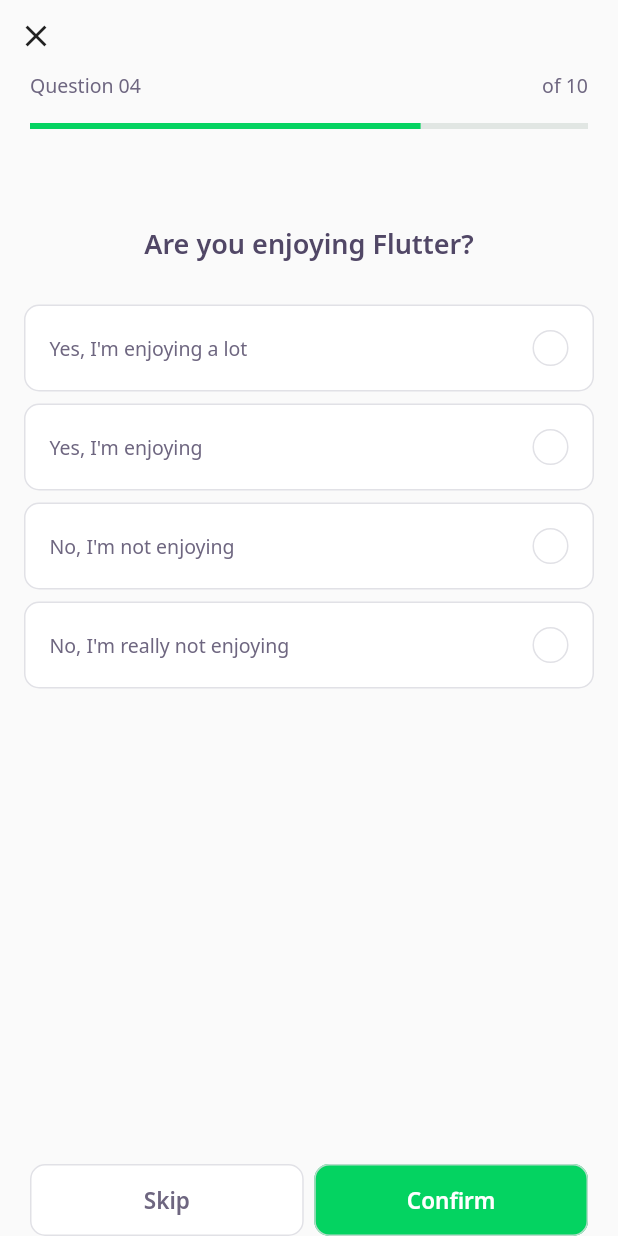
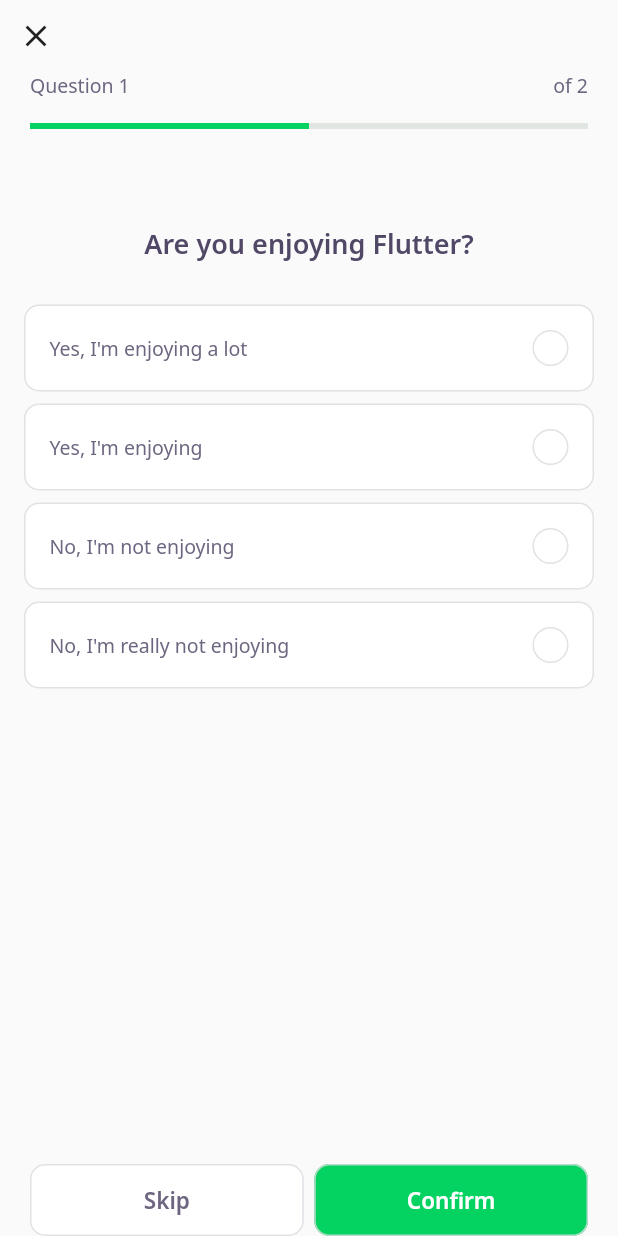
Before and after one commit to mauriciogardini/nlw-05-flutter-track, a Flutter app: the screen it shows after launch, after a tap on "NLW 5 Flutter", on a phone screen of 412 x 824 dp. Run offline on Flutter 3.47's test engine with Material 2 defaults, Android fonts, the phone set to English and light mode, and no system bars; our stand-ins replace google_fonts; accounts and stored records are empty; network calls fail.

Commit message:
Completed class 04

```diff
--- /dev/null
+++ b/lib/challenge/challenge_controller.dart
@@ -0,0 +1,7 @@
+import 'package:flutter/material.dart';
+
+class ChallengeController {
+  final currentPageNotifier = ValueNotifier<int>(1);
+  int get currentPage => currentPageNotifier.value;
+  set currentPage(int value) => currentPageNotifier.value = value;
+}
--- a/lib/challenge/challenge_page.dart
+++ b/lib/challenge/challenge_page.dart
@@ -1,3 +1,4 @@
+import 'package:devquiz/challenge/challenge_controller.dart';
 import 'package:devquiz/challenge/widgets/nextbutton/next_button_widget.dart';
 import 'package:devquiz/challenge/widgets/questionindicator/question_indicator_widget.dart';
 import 'package:devquiz/challenge/widgets/quiz/quiz_widget.dart';
@@ -17,6 +18,26 @@ class ChallengePage extends StatefulWidget {
 }
 
 class _ChallengePageState extends State<ChallengePage> {
+  final challengeController = ChallengeController();
+  final pageController = PageController();
+
+  @override
+  void initState() {
+    pageController.addListener(() {
+      challengeController.currentPage = pageController.page!.toInt() + 1;
+    });
+    super.initState();
+  }
+
+  void goToNextPage() {
+    pageController.nextPage(
+      duration: Duration(
+        milliseconds: 100,
+      ),
+      curve: Curves.linear,
+    );
+  }
+
   @override
   Widget build(BuildContext context) {
     return Scaffold(
@@ -32,32 +53,64 @@ class _ChallengePageState extends State<ChallengePage> {
                   onPressed: () {
                     Navigator.pop(context);
                   }),
-              QuestionIndicatorWidget(),
+              ValueListenableBuilder<int>(
+                valueListenable: challengeController.currentPageNotifier,
+                builder: (context, value, child) => QuestionIndicatorWidget(
+                  currentPage: value,
+                  length: widget.questions.length,
+                ),
+              ),
             ],
           ),
         ),
       ),
-      body: QuizWidget(
-        question: widget.questions[0],
+      body: PageView(
+        physics: NeverScrollableScrollPhysics(),
+        controller: pageController,
+        children: widget.questions
+            .map((e) => QuizWidget(
+                  question: e,
+                ))
+            .toList(),
       ),
       bottomNavigationBar: SafeArea(
         child: Padding(
           padding: const EdgeInsets.symmetric(horizontal: 20.0),
-          child: Row(
+          child: ValueListenableBuilder<int>(
+            valueListenable: challengeController.currentPageNotifier,
+            builder: (context, value, child) => value != widget.questions.length
+                ? Row(
                     mainAxisAlignment: MainAxisAlignment.spaceAround,
                     children: [
                       Expanded(
                         child: NextButtonWidget.white(
                           label: 'Skip',
-                onTap: () {},
-              )),
+                          onTap: goToNextPage,
+                        ),
+                      ),
                       SizedBox(width: 7),
                       Expanded(
                         child: NextButtonWidget.green(
                           label: 'Confirm',
-                onTap: () {},
-              )),
+                          onTap: goToNextPage,
+                        ),
+                      ),
                     ],
+                  )
+                : Row(
+                    mainAxisAlignment: MainAxisAlignment.spaceAround,
+                    children: [
+                      SizedBox(width: 7),
+                      Expanded(
+                        child: NextButtonWidget.green(
+                          label: 'Finish',
+                          onTap: () {
+                            Navigator.pop(context);
+                          },
+                        ),
+                      ),
+                    ],
+                  ),
           ),
         ),
       ),
--- a/lib/challenge/widgets/answer/answer_widget.dart
+++ b/lib/challenge/widgets/answer/answer_widget.dart
@@ -1,39 +1,46 @@
 import 'package:devquiz/core/core.dart';
+import 'package:devquiz/shared/models/answer_model.dart';
 import 'package:flutter/material.dart';
 
 class AnswerWidget extends StatelessWidget {
-  final String title;
-  final bool isRight;
+  final AnswerModel answer;
   final bool isSelected;
+  final bool isDisabled;
+  final VoidCallback onTap;
 
   const AnswerWidget({
     Key? key,
-    required this.title,
-    this.isRight = false,
+    required this.answer,
+    required this.onTap,
+    this.isDisabled = false,
     this.isSelected = false,
   }) : super(key: key);
 
   Color get _selectedColorRight =>
-      isRight ? AppColors.darkGreen : AppColors.darkRed;
+      answer.isRight ? AppColors.darkGreen : AppColors.darkRed;
 
   Color get _selectedBorderRight =>
-      isRight ? AppColors.lightGreen : AppColors.lightRed;
+      answer.isRight ? AppColors.lightGreen : AppColors.lightRed;
 
   Color get _selectedColorCardRight =>
-      isRight ? AppColors.lightGreen : AppColors.lightRed;
+      answer.isRight ? AppColors.lightGreen : AppColors.lightRed;
 
   Color get _selectedBorderCardRight =>
-      isRight ? AppColors.green : AppColors.red;
+      answer.isRight ? AppColors.green : AppColors.red;
 
   TextStyle get _selectedTextStyleRight =>
-      isRight ? AppTextStyles.bodyDarkGreen : AppTextStyles.bodyDarkRed;
+      answer.isRight ? AppTextStyles.bodyDarkGreen : AppTextStyles.bodyDarkRed;
 
-  IconData get _selectedIconRight => isRight ? Icons.check : Icons.close;
+  IconData get _selectedIconRight => answer.isRight ? Icons.check : Icons.close;
 
   @override
   Widget build(BuildContext context) {
     return Padding(
       padding: const EdgeInsets.symmetric(horizontal: 16, vertical: 4),
+      child: IgnorePointer(
+        ignoring: isDisabled,
+        child: GestureDetector(
+          onTap: onTap,
           child: Container(
             padding: EdgeInsets.all(16),
             decoration: BoxDecoration(
@@ -41,7 +48,8 @@ class AnswerWidget extends StatelessWidget {
               borderRadius: BorderRadius.circular(10),
               border: Border.fromBorderSide(
                 BorderSide(
-              color: isSelected ? _selectedBorderCardRight : AppColors.border,
+                  color:
+                      isSelected ? _selectedBorderCardRight : AppColors.border,
                 ),
               ),
             ),
@@ -50,9 +58,10 @@ class AnswerWidget extends StatelessWidget {
               children: [
                 Expanded(
                   child: Text(
-                title,
-                style:
-                    isSelected ? _selectedTextStyleRight : AppTextStyles.body,
+                    answer.title,
+                    style: isSelected
+                        ? _selectedTextStyleRight
+                        : AppTextStyles.body,
                   ),
                 ),
                 Container(
@@ -63,7 +72,9 @@ class AnswerWidget extends StatelessWidget {
                     borderRadius: BorderRadius.circular(500),
                     border: Border.fromBorderSide(
                       BorderSide(
-                    color: isSelected ? _selectedBorderRight : AppColors.border,
+                        color: isSelected
+                            ? _selectedBorderRight
+                            : AppColors.border,
                       ),
                     ),
                   ),
@@ -78,6 +89,8 @@ class AnswerWidget extends StatelessWidget {
               ],
             ),
           ),
+        ),
+      ),
     );
   }
 }
--- a/lib/challenge/widgets/questionindicator/question_indicator_widget.dart
+++ b/lib/challenge/widgets/questionindicator/question_indicator_widget.dart
@@ -3,6 +3,15 @@ import 'package:devquiz/shared/widgets/progressindicator/progress_indicator_widg
 import 'package:flutter/material.dart';
 
 class QuestionIndicatorWidget extends StatelessWidget {
+  final int currentPage;
+  final int length;
+
+  const QuestionIndicatorWidget({
+    Key? key,
+    required this.currentPage,
+    required this.length,
+  }) : super(key: key);
+
   @override
   Widget build(BuildContext context) {
     return Container(
@@ -13,11 +22,11 @@ class QuestionIndicatorWidget extends StatelessWidget {
               mainAxisAlignment: MainAxisAlignment.spaceBetween,
               children: [
                 Text(
-                  "Question 04",
+                  "Question ${currentPage}",
                   style: AppTextStyles.body,
                 ),
                 Text(
-                  "of 10",
+                  "of ${length}",
                   style: AppTextStyles.body,
                 ),
               ],
@@ -26,7 +35,7 @@ class QuestionIndicatorWidget extends StatelessWidget {
               height: 16,
             ),
             ProgressIndicatorWidget(
-              value: 0.7,
+              value: currentPage / length,
             )
           ],
         ));
--- /dev/null
+++ b/lib/challenge/widgets/quiz/quiz_controller.dart
@@ -0,0 +1,3 @@
+class QuizController {
+  var selectedIndex = 0;
+}
--- a/lib/challenge/widgets/quiz/quiz_widget.dart
+++ b/lib/challenge/widgets/quiz/quiz_widget.dart
@@ -1,11 +1,20 @@
 import 'package:devquiz/challenge/widgets/answer/answer_widget.dart';
 import 'package:devquiz/core/app_text_styles.dart';
+import 'package:devquiz/shared/models/answer_model.dart';
 import 'package:devquiz/shared/models/question_model.dart';
 import 'package:flutter/material.dart';
 
-class QuizWidget extends StatelessWidget {
+class QuizWidget extends StatefulWidget {
   final QuestionModel question;
   const QuizWidget({Key? key, required this.question}) : super(key: key);
+
+  @override
+  _QuizWidgetState createState() => _QuizWidgetState();
+}
+
+class _QuizWidgetState extends State<QuizWidget> {
+  int selectedIndex = -1;
+  AnswerModel getAnswer(int index) => widget.question.answers[index];
 
   @override
   Widget build(BuildContext context) {
@@ -16,18 +25,22 @@ class QuizWidget extends StatelessWidget {
             height: 64,
           ),
           Text(
-            question.title,
+            widget.question.title,
             style: AppTextStyles.heading,
           ),
           SizedBox(
             height: 24,
           ),
-          ...question.answers.map(
-            (e) => AnswerWidget(
-              isRight: e.isRight,
-              title: e.title,
+          for (var i = 0; i < widget.question.answers.length; i++)
+            AnswerWidget(
+              isDisabled: selectedIndex != -1,
+              answer: getAnswer(i),
+              isSelected: selectedIndex == i,
+              onTap: () {
+                selectedIndex = i;
+                setState(() {});
+              },
             ),
-          ),
         ],
       ),
     );
```
Lines whose indentation alone changed are shown as unchanged.
